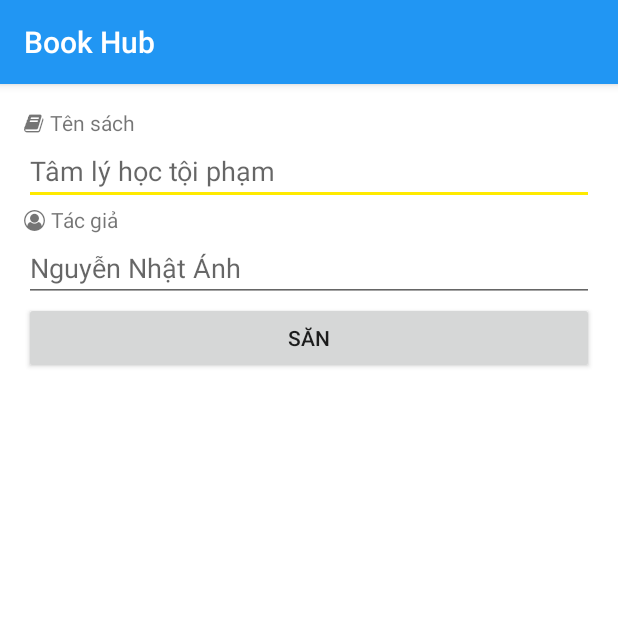
After one commit to Apismantis/sbook, an Android app: the fragment AddWantedBookFragment shown on its own in the app's theme, on a phone screen of 412 x 824 dp, the top half of it. The commit adds this screen. Run offline under Robolectric (Android 15) with nearby library versions, the phone set to English and light mode, and no system bars; our stand-ins replace Firebase (no records; nobody signed in at launch, a user with empty details on screens opened directly).

Commit message:
Add wanted book fragment

```diff
--- a/app/build.gradle
+++ b/app/build.gradle
@@ -31,6 +31,7 @@ dependencies {
     compile 'com.google.firebase:firebase-database:9.8.0'
     compile 'com.google.firebase:firebase-storage:9.8.0'
     compile 'com.google.firebase:firebase-auth:9.8.0'
+    compile 'com.google.firebase:firebase-messaging:9.8.0'
     compile 'com.nostra13.universalimageloader:universal-image-loader:1.9.5'
     compile 'com.android.support:design:24.2.1'
     compile 'com.getbase:floatingactionbutton:1.10.1'
--- /dev/null
+++ b/app/src/main/java/com/example/sherman/sbook/customViews/FontAwesomeTextView.java
@@ -0,0 +1,43 @@
+package com.example.sherman.sbook.customViews;
+
+import android.content.Context;
+import android.graphics.Typeface;
+import android.util.AttributeSet;
+import android.util.Log;
+import android.widget.TextView;
+
+/**
+ * Created by kenp on 12/11/2016.
+ */
+
+public class FontAwesomeTextView extends TextView {
+    public FontAwesomeTextView(Context context) {
+        super(context);
+        setAwesomeFont();
+    }
+
+    public FontAwesomeTextView(Context context, AttributeSet attrs) {
+        super(context, attrs);
+        setAwesomeFont();
+    }
+
+    public FontAwesomeTextView(Context context, AttributeSet attrs, int defStyleAttr) {
+        super(context, attrs, defStyleAttr);
+        setAwesomeFont();
+    }
+
+    public FontAwesomeTextView(Context context, AttributeSet attrs, int defStyleAttr, int defStyleRes) {
+        super(context, attrs, defStyleAttr, defStyleRes);
+        setAwesomeFont();
+    }
+
+    private void setAwesomeFont() {
+        try {
+            Typeface typeface = Typeface.createFromAsset(getContext().getAssets(), "fontawesome.ttf");
+            setTypeface(typeface);
+        } catch (Exception e) {
+            Log.e("FONTAWESOME", "setAwesomeFont: " + e.getMessage());
+        }
+
+    }
+}
--- /dev/null
+++ b/app/src/main/java/com/example/sherman/sbook/fragments/AddWantedBookFragment.java
@@ -0,0 +1,65 @@
+package com.example.sherman.sbook.fragments;
+
+import android.os.Bundle;
+import android.support.annotation.Nullable;
+import android.view.LayoutInflater;
+import android.view.View;
+import android.view.ViewGroup;
+import android.widget.Button;
+import android.widget.EditText;
+import android.widget.Toast;
+
+import com.example.sherman.sbook.R;
+import com.example.sherman.sbook.constants.Database;
+import com.example.sherman.sbook.models.Book;
+import com.google.firebase.database.DatabaseReference;
+import com.google.firebase.database.FirebaseDatabase;
+
+/**
+ * Created by kenp on 12/11/2016.
+ */
+public class AddWantedBookFragment extends android.support.v4.app.Fragment {
+
+    private DatabaseReference userRef = FirebaseDatabase.getInstance().getReference(Database.USERS);
+
+    @Nullable
+    @Override
+    public View onCreateView(LayoutInflater inflater, @Nullable ViewGroup container, @Nullable Bundle savedInstanceState) {
+        View view = inflater.inflate(R.layout.fragment_add_wanted_book, container, false);
+        return view;
+    }
+
+    @Override
+    public void onViewCreated(View view, @Nullable Bundle savedInstanceState) {
+        super.onViewCreated(view, savedInstanceState);
+
+        final DatabaseReference wantedBookRef = userRef.child("01vKuHSGJTV4Lx9sswhuWc30BC12").child("interests");
+
+        final EditText etBookTitle;
+        final EditText etBookAuthor;
+
+        etBookTitle = (EditText) view.findViewById(R.id.etTitle);
+        etBookAuthor = (EditText) view.findViewById(R.id.etAuthor);
+
+        Button btnAddWantedBook = (Button) view.findViewById(R.id.btnAddWantedBook);
+        btnAddWantedBook.setOnClickListener(new View.OnClickListener() {
+            @Override
+            public void onClick(View v) {
+                String title = etBookTitle.getText().toString();
+                String author = etBookAuthor.getText().toString();
+
+                title = title.trim();
+                author = author.trim();
+
+                if (title.isEmpty() || author.isEmpty()) {
+                    Toast.makeText(getContext(), R.string.invalid_book_info, Toast.LENGTH_SHORT).show();
+                    return;
+                }
+
+                Book newWantedBook = new Book(title.trim(), author.trim());
+                String idKey = wantedBookRef.push().getKey();
+                wantedBookRef.child(idKey).setValue(newWantedBook);
+            }
+        });
+    }
+}
--- /dev/null
+++ b/app/src/main/res/layout/fragment_add_wanted_book.xml
@@ -0,0 +1,56 @@
+<?xml version="1.0" encoding="utf-8"?>
+<LinearLayout xmlns:android="http://schemas.android.com/apk/res/android"
+    xmlns:tool="http://schemas.android.com/tools"
+    android:orientation="vertical"
+    android:layout_width="match_parent"
+    android:layout_height="match_parent"
+    android:background="@android:color/white"
+    android:padding="@dimen/activity_horizontal_margin">
+    <LinearLayout
+        android:orientation="horizontal"
+        android:layout_width="match_parent"
+        android:layout_height="wrap_content">
+        <com.example.sherman.sbook.customViews.FontAwesomeTextView
+            android:paddingRight="4dp"
+            android:text="@string/ic_book"
+            android:layout_width="wrap_content"
+            android:layout_height="wrap_content" />
+        <TextView
+            android:id="@+id/tvBookTitle"
+            android:text="@string/book_title"
+            android:layout_width="wrap_content"
+            android:layout_height="wrap_content" />
+    </LinearLayout>
+
+    <EditText
+        android:id="@+id/etTitle"
+        android:hint="@string/book_title_sample"
+        android:layout_width="match_parent"
+        android:layout_height="wrap_content" />
+    <LinearLayout
+        android:orientation="horizontal"
+        android:layout_width="match_parent"
+        android:layout_height="wrap_content">
+        <com.example.sherman.sbook.customViews.FontAwesomeTextView
+            android:paddingRight="4dp"
+            android:text="@string/ic_author"
+            android:layout_width="wrap_content"
+            android:layout_height="wrap_content" />
+        <TextView
+            android:id="@+id/tvAuthor"
+            android:text="@string/author"
+            android:layout_width="wrap_content"
+            android:layout_height="wrap_content" />
+    </LinearLayout>
+
+    <EditText
+        android:id="@+id/etAuthor"
+        android:hint="@string/author_sample"
+        android:layout_width="match_parent"
+        android:layout_height="wrap_content" />
+    <Button
+        android:id="@+id/btnAddWantedBook"
+        android:text="@string/add_wanted_book"
+        android:layout_width="match_parent"
+        android:layout_height="wrap_content" />
+</LinearLayout>
--- a/app/src/main/res/values/strings.xml
+++ b/app/src/main/res/values/strings.xml
@@ -1,5 +1,5 @@
 <resources>
-    <string name="app_name">BookHub</string>
+    <string name="app_name">Book Hub</string>
     <string name="contact_this_friend">Liên hệ đổi sách</string>
     <string name="view_now">Xem ngay</string>
     <string name="ignore">Bỏ Qua</string>
@@ -22,4 +22,13 @@
     <string name="loading_data">Đang tải dữ liệu</string>
     <string name="error_when_load_book_data">Có lỗi xảy ra khi tải thông tin sách.</string>
     <string name="error_when_load_user_data">Có lỗi xảy ra khi tải thông tin người dùng.</string>
+    <string name="book_title">Tên sách</string>
+    <string name="book_title_sample">Tâm lý học tội phạm</string>
+    <string name="author">Tác giả</string>
+    <string name="author_sample">Nguyễn Nhật Ánh</string>
+    <string name="add_wanted_book">Săn</string>
+    <string name="ic_book">&#xf02d;</string>
+    <string name="ic_author">&#xf2be;</string>
+    <string name="invalid_book_info">Thông tin sách không hợp lệ.</string>
+    <string name="post_book_to_exchange">Đăng sách cần đổi</string>
 </resources>
```
Also changed, not shown: app/src/main/AndroidManifest.xml (+7 -4 lines), app/src/main/java/com/example/sherman/sbook/activities/AddActivity.java (added, +24 -0 lines), app/src/main/java/com/example/sherman/sbook/activities/MainActivity.java (+7 -0 lines), app/src/main/java/com/example/sherman/sbook/adapters/AddNewFragmentPagerAdapter.java (added, +50 -0 lines), app/src/main/java/com/example/sherman/sbook/fragments/AddSaleBookFragment.java (added, +27 -0 lines), app/src/main/res/layout/activity_add.xml (added, +22 -0 lines), app/src/main/res/layout/fragment_add_sale_book.xml (added, +103 -0 lines), app/src/main/assets/fontawesome.ttf (added), app/src/main/assets/fonts/fontawesome.ttf (added), 1 other file.
